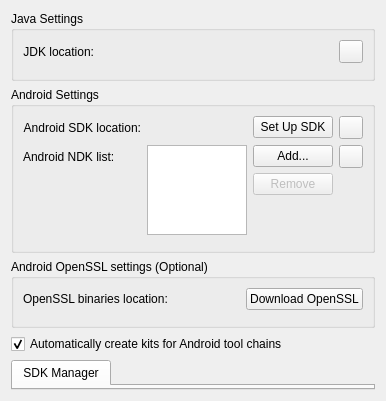
qt-creator/qt-creator, file src/plugins/android/androidsettingswidget.ui: the form before one commit.
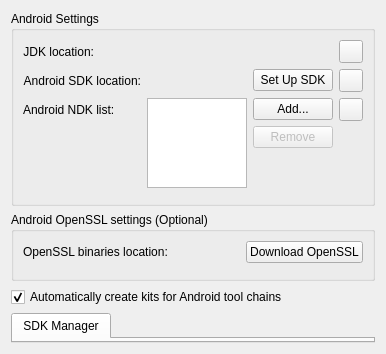
The form after the commit. Custom widgets are drawn as their Qt base class.

Commit message:
Android: Merge Java settings into Android settings
... to save some space.

```diff
--- a/src/plugins/android/androidsettingswidget.ui
+++ b/src/plugins/android/androidsettingswidget.ui
@@ -6,94 +6,24 @@
    <string>Android Configuration</string>
   </property>
   <layout class="QVBoxLayout" name="verticalLayout">
-   <item>
-    <widget class="QGroupBox" name="javaSettingsGroupBox">
-     <property name="minimumSize">
-      <size>
-       <width>0</width>
-       <height>0</height>
-      </size>
-     </property>
-     <property name="title">
-      <string>Java Settings</string>
-     </property>
-     <layout class="QGridLayout" name="gridLayout">
-      <item row="0" column="1">
-       <widget class="Utils::PathChooser" name="OpenJDKLocationPathChooser" native="true">
-        <property name="sizePolicy">
-         <sizepolicy hsizetype="Expanding" vsizetype="Preferred">
-          <horstretch>0</horstretch>
-          <verstretch>0</verstretch>
-         </sizepolicy>
-        </property>
-       </widget>
-      </item>
-      <item row="0" column="2">
-       <widget class="QToolButton" name="downloadOpenJDKToolButton">
-        <property name="toolTip">
-         <string>Open JDK download URL in the system's browser.</string>
-        </property>
-       </widget>
-      </item>
-      <item row="0" column="0">
-       <widget class="QLabel" name="OpenJDKLocationLabel">
-        <property name="sizePolicy">
-         <sizepolicy hsizetype="Preferred" vsizetype="Preferred">
-          <horstretch>0</horstretch>
-          <verstretch>0</verstretch>
-         </sizepolicy>
-        </property>
-        <property name="text">
-         <string>JDK location:</string>
-        </property>
-        <property name="alignment">
-         <set>Qt::AlignRight|Qt::AlignTrailing|Qt::AlignVCenter</set>
-        </property>
-       </widget>
-      </item>
-      <item row="1" column="0" colspan="3">
-       <widget class="Utils::DetailsWidget" name="javaDetailsWidget" native="true">
-        <property name="minimumSize">
-         <size>
-          <width>0</width>
-          <height>0</height>
-         </size>
-        </property>
-       </widget>
-      </item>
-     </layout>
-    </widget>
-   </item>
    <item>
     <widget class="QGroupBox" name="androidSettingsGroupBox">
      <property name="title">
       <string>Android Settings</string>
      </property>
      <layout class="QGridLayout" name="gridLayout_3">
-      <item row="2" column="1" rowspan="3">
-       <widget class="QListWidget" name="ndkListWidget">
-        <property name="sizeAdjustPolicy">
-         <enum>QAbstractScrollArea::AdjustToContents</enum>
-        </property>
-        <property name="iconSize">
-         <size>
-          <width>16</width>
-          <height>16</height>
-         </size>
-        </property>
-        <property name="resizeMode">
-         <enum>QListView::Adjust</enum>
-        </property>
-        <property name="modelColumn">
-         <number>0</number>
-        </property>
-        <property name="sortingEnabled">
-         <bool>false</bool>
+      <item row="1" column="1">
+       <widget class="Utils::PathChooser" name="SDKLocationPathChooser" native="true"/>
+      </item>
+      <item row="1" column="6">
+       <widget class="QToolButton" name="downloadSDKToolButton">
+        <property name="toolTip">
+         <string>Open Android SDK download URL in the system's browser.</string>
         </property>
        </widget>
       </item>
-      <item row="2" column="2" rowspan="3" colspan="4">
-       <layout class="QVBoxLayout" name="verticalLayout_3">
+      <item row="3" column="2" rowspan="3" colspan="4">
+       <layout class="QVBoxLayout" name="ndkListControlsLayout">
         <item>
          <widget class="QPushButton" name="addCustomNdkButton">
           <property name="enabled">
@@ -133,7 +63,7 @@
          </widget>
         </item>
         <item>
-         <spacer name="verticalSpacer_3">
+         <spacer name="ndkListControlsSpacer">
           <property name="orientation">
            <enum>Qt::Vertical</enum>
           </property>
@@ -147,24 +77,65 @@
         </item>
        </layout>
       </item>
-      <item row="5" column="0" colspan="7">
+      <item row="6" column="0" colspan="7">
        <widget class="Utils::DetailsWidget" name="androidDetailsWidget" native="true"/>
       </item>
-      <item row="2" column="0">
-       <widget class="QLabel" name="ndkComboBoxLabel">
+      <item row="3" column="1" rowspan="3">
+       <widget class="QListWidget" name="ndkListWidget">
+        <property name="sizeAdjustPolicy">
+         <enum>QAbstractScrollArea::AdjustToContents</enum>
+        </property>
+        <property name="iconSize">
+         <size>
+          <width>16</width>
+          <height>16</height>
+         </size>
+        </property>
+        <property name="resizeMode">
+         <enum>QListView::Adjust</enum>
+        </property>
+        <property name="modelColumn">
+         <number>0</number>
+        </property>
+        <property name="sortingEnabled">
+         <bool>false</bool>
+        </property>
+       </widget>
+      </item>
+      <item row="0" column="0">
+       <widget class="QLabel" name="OpenJDKLocationLabel">
+        <property name="sizePolicy">
+         <sizepolicy hsizetype="Fixed" vsizetype="Preferred">
+          <horstretch>0</horstretch>
+          <verstretch>0</verstretch>
+         </sizepolicy>
+        </property>
         <property name="text">
-         <string>Android NDK list:</string>
+         <string>JDK location:</string>
+        </property>
+        <property name="alignment">
+         <set>Qt::AlignRight|Qt::AlignTrailing|Qt::AlignVCenter</set>
+        </property>
+       </widget>
+      </item>
+      <item row="0" column="1">
+       <widget class="Utils::PathChooser" name="OpenJDKLocationPathChooser" native="true">
+        <property name="sizePolicy">
+         <sizepolicy hsizetype="Expanding" vsizetype="Preferred">
+          <horstretch>0</horstretch>
+          <verstretch>0</verstretch>
+         </sizepolicy>
         </property>
        </widget>
       </item>
       <item row="0" column="6">
-       <widget class="QToolButton" name="downloadSDKToolButton">
+       <widget class="QToolButton" name="downloadOpenJDKToolButton">
         <property name="toolTip">
-         <string>Open Android SDK download URL in the system's browser.</string>
+         <string>Open JDK download URL in the system's browser.</string>
         </property>
        </widget>
       </item>
-      <item row="0" column="0">
+      <item row="1" column="0">
        <widget class="QLabel" name="SDKLocationLabel">
         <property name="sizePolicy">
          <sizepolicy hsizetype="Fixed" vsizetype="Preferred">
@@ -180,7 +151,21 @@
         </property>
        </widget>
       </item>
-      <item row="2" column="6">
+      <item row="1" column="2" colspan="4">
+       <widget class="QPushButton" name="sdkToolsAutoDownloadButton">
+        <property name="text">
+         <string>Set Up SDK</string>
+        </property>
+       </widget>
+      </item>
+      <item row="3" column="0">
+       <widget class="QLabel" name="ndkComboBoxLabel">
+        <property name="text">
+         <string>Android NDK list:</string>
+        </property>
+       </widget>
+      </item>
+      <item row="3" column="6">
        <widget class="QToolButton" name="downloadNDKToolButton">
         <property name="toolTip">
          <string>Open Android NDK download URL in the system's browser.</string>
@@ -190,16 +175,6 @@
         </property>
        </widget>
       </item>
-      <item row="0" column="1">
-       <widget class="Utils::PathChooser" name="SDKLocationPathChooser" native="true"/>
-      </item>
-      <item row="0" column="2" colspan="4">
-       <widget class="QPushButton" name="sdkToolsAutoDownloadButton">
-        <property name="text">
-         <string>Set Up SDK</string>
-        </property>
-       </widget>
-      </item>
      </layout>
     </widget>
    </item>
```
The commit also changes 1 other file.
